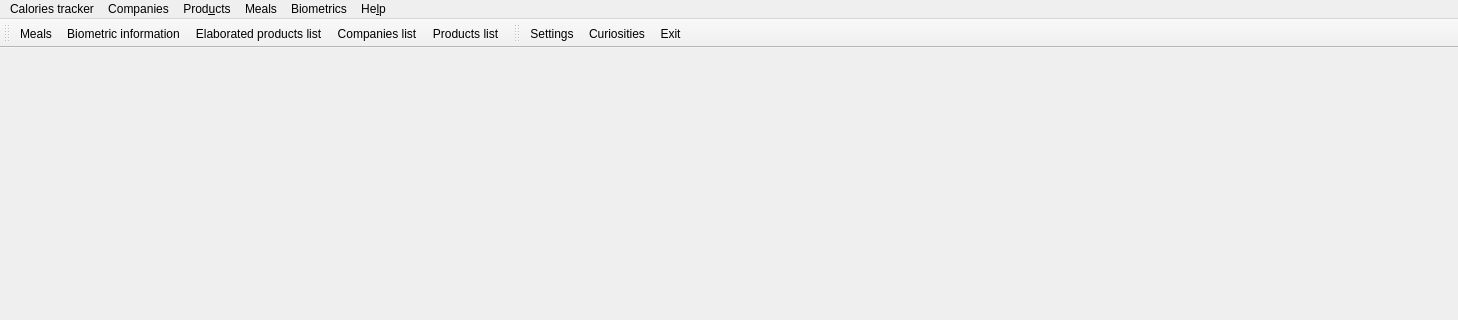
First picture: the form in caloriestracker/ui/frmMain.ui, repository turulomio/caloriestracker, before the edit; both pictures show x 0 to 1458 and y 0 to 320 of the 1458 by 625 pixel window.
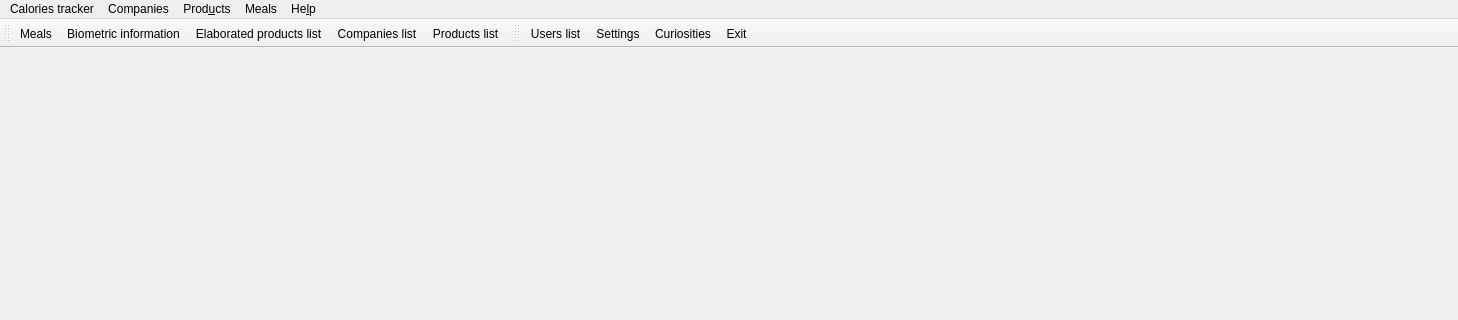
Second picture: the form after the edit. Icons and pictures are not drawn.

```diff
--- a/caloriestracker/ui/frmMain.ui
+++ b/caloriestracker/ui/frmMain.ui
@@ -93,19 +93,10 @@
     <addaction name="separator"/>
     <addaction name="actionCompaniesAdd"/>
    </widget>
-   <widget class="QMenu" name="menuBiometrics">
-    <property name="title">
-     <string>Biometrics</string>
-    </property>
-    <addaction name="actionBiometrics"/>
-    <addaction name="separator"/>
-    <addaction name="actionBiometricsAdd"/>
-   </widget>
    <addaction name="menuXulpymoney"/>
    <addaction name="menuCompanies"/>
    <addaction name="menuProducts"/>
    <addaction name="menuMealss"/>
-   <addaction name="menuBiometrics"/>
    <addaction name="menuAyuda"/>
   </widget>
   <widget class="QToolBar" name="tbMain">
@@ -144,6 +135,7 @@
    <attribute name="toolBarBreak">
     <bool>false</bool>
    </attribute>
+   <addaction name="actionUsers"/>
    <addaction name="actionSettings"/>
    <addaction name="actionCuriosities"/>
    <addaction name="actionExit"/>
@@ -328,6 +320,18 @@
     <string>Companies list</string>
    </property>
   </action>
+  <action name="actionUsers">
+   <property name="icon">
+    <iconset resource="../images/caloriestracker.qrc">
+     <normaloff>:/caloriestracker/list-add-user.png</normaloff>:/caloriestracker/list-add-user.png</iconset>
+   </property>
+   <property name="text">
+    <string>Users list</string>
+   </property>
+   <property name="toolTip">
+    <string>Users list</string>
+   </property>
+  </action>
  </widget>
  <resources>
   <include location="../images/caloriestracker.qrc"/>
```
Left out of the diff: 3 changed lines with no effect on the pictures.
